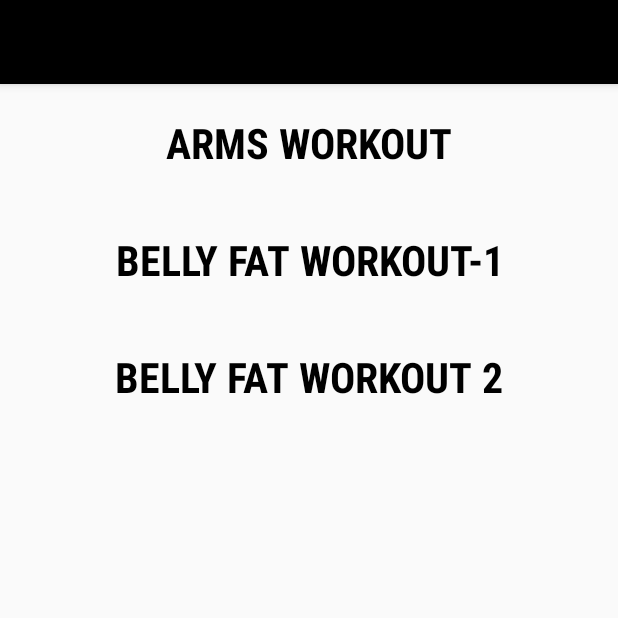
After one commit to anannya03/HealthGenix, an Android app: the ArmsAbsWorkout screen opened directly, with no data from a screen before it, on a phone screen of 412 x 824 dp, the top half of it. The commit adds this screen. Run offline under Robolectric (Android 15) with nearby library versions, the phone set to English and light mode, and no system bars.

Commit message:
armsabs workout

```diff
--- /dev/null
+++ b/app/src/main/java/com/example/gymtracker/ArmsAbsWorkout.java
@@ -0,0 +1,62 @@
+package com.example.gymtracker;
+
+import androidx.annotation.RequiresApi;
+import androidx.appcompat.app.AppCompatActivity;
+
+import android.content.ActivityNotFoundException;
+import android.content.Intent;
+import android.net.Uri;
+import android.os.Build;
+import android.os.Bundle;
+import android.view.View;
+import android.widget.TextView;
+
+import com.example.gymtracker.ui.dashboard.Fullbodyworkout;
+
+public class ArmsAbsWorkout extends AppCompatActivity {
+    TextView aa1, aa2, aa3;
+    @RequiresApi(api = Build.VERSION_CODES.JELLY_BEAN)
+    @Override
+    protected void onCreate(Bundle savedInstanceState) {
+        super.onCreate(savedInstanceState);
+        setContentView(R.layout.activity_arms_abs_workout);
+        aa1= (TextView)findViewById(R.id.armsabs1);
+        aa2= (TextView)findViewById(R.id.armsabs2);
+        aa3= (TextView)findViewById(R.id.armsabs3);
+        aa1.setOnClickListener(new View.OnClickListener() {
+            @Override
+            public void onClick(View v) {
+                Intent webIntent = new Intent(Intent.ACTION_VIEW,
+                        Uri.parse("https://www.youtube.com/watch?v=l0CwCvJbGZI"));
+                try {
+                    ArmsAbsWorkout.this.startActivity(webIntent);
+                } catch (ActivityNotFoundException ex) {
+                }
+            }
+        });
+        aa2.setOnClickListener(new View.OnClickListener() {
+            @Override
+            public void onClick(View v) {
+                Intent webIntent = new Intent(Intent.ACTION_VIEW,
+                        Uri.parse("https://www.youtube.com/watch?v=yL_dE81O_mw"));
+                try {
+                    ArmsAbsWorkout.this.startActivity(webIntent);
+                } catch (ActivityNotFoundException ex) {
+                }
+            }
+        });
+
+        aa3.setOnClickListener(new View.OnClickListener() {
+            @Override
+            public void onClick(View v) {
+                Intent webIntent = new Intent(Intent.ACTION_VIEW,
+                        Uri.parse("https://www.youtube.com/watch?v=ohgLmY19jNg"));
+                try {
+                    ArmsAbsWorkout.this.startActivity(webIntent);
+                } catch (ActivityNotFoundException ex) {
+                }
+            }
+        });
+
+    }
+}
--- /dev/null
+++ b/app/src/main/res/layout/activity_arms_abs_workout.xml
@@ -0,0 +1,56 @@
+<?xml version="1.0" encoding="utf-8"?>
+<ScrollView
+    xmlns:android="http://schemas.android.com/apk/res/android"
+    xmlns:tools="http://schemas.android.com/tools"
+    android:layout_height="match_parent"
+    android:layout_width="match_parent"
+    >
+
+    <LinearLayout
+        android:orientation="vertical"
+        android:layout_width="match_parent"
+        android:layout_height="match_parent"
+        tools:context=".ui.dashboard.Fullbodyworkout">
+        <TextView
+            android:layout_width="match_parent"
+            android:layout_height="wrap_content"
+            android:text="ARMS WORKOUT"
+            android:layout_gravity="center_horizontal"
+            android:layout_weight="1"
+            android:fontFamily="sans-serif-condensed"
+            android:id="@+id/armsabs1"
+            android:layout_margin="20dp"
+            android:textAlignment="center"
+            android:textColor="@android:color/black"
+            android:textSize="28sp"
+            android:textStyle="bold" />
+        <TextView
+            android:layout_width="match_parent"
+            android:layout_height="wrap_content"
+            android:text="BELLY FAT WORKOUT-1"
+            android:layout_gravity="center_horizontal"
+            android:layout_weight="1"
+            android:fontFamily="sans-serif-condensed"
+            android:id="@+id/armsabs2"
+            android:layout_margin="20dp"
+            android:textAlignment="center"
+            android:textColor="@android:color/black"
+            android:textSize="28sp"
+            android:textStyle="bold" />
+
+        <TextView
+            android:layout_width="match_parent"
+            android:layout_height="wrap_content"
+            android:text="BELLY FAT WORKOUT 2"
+            android:layout_gravity="center_horizontal"
+            android:layout_weight="1"
+            android:fontFamily="sans-serif-condensed"
+            android:id="@+id/armsabs3"
+            android:layout_margin="20dp"
+            android:textAlignment="center"
+            android:textColor="@android:color/black"
+            android:textSize="28sp"
+            android:textStyle="bold" />
+
+    </LinearLayout>
+</ScrollView>
```
Also changed, not shown: app/src/main/AndroidManifest.xml (+6 -8 lines), app/src/main/java/com/example/gymtracker/ui/dashboard/HomeWorkout.java (+8 -0 lines).
